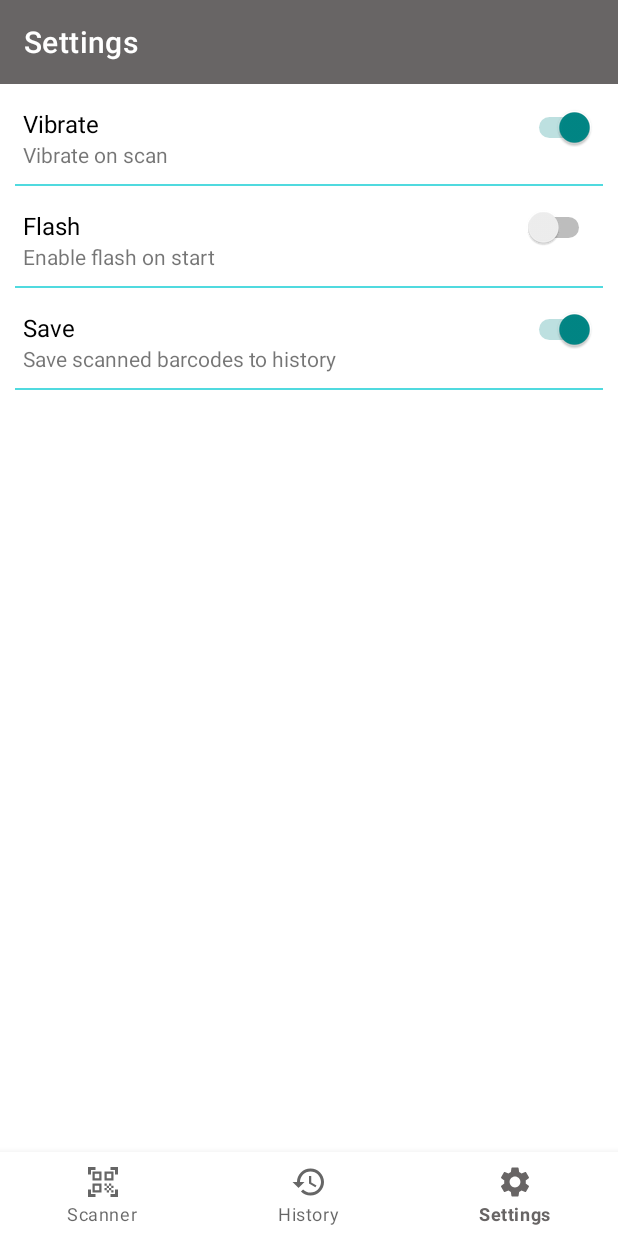
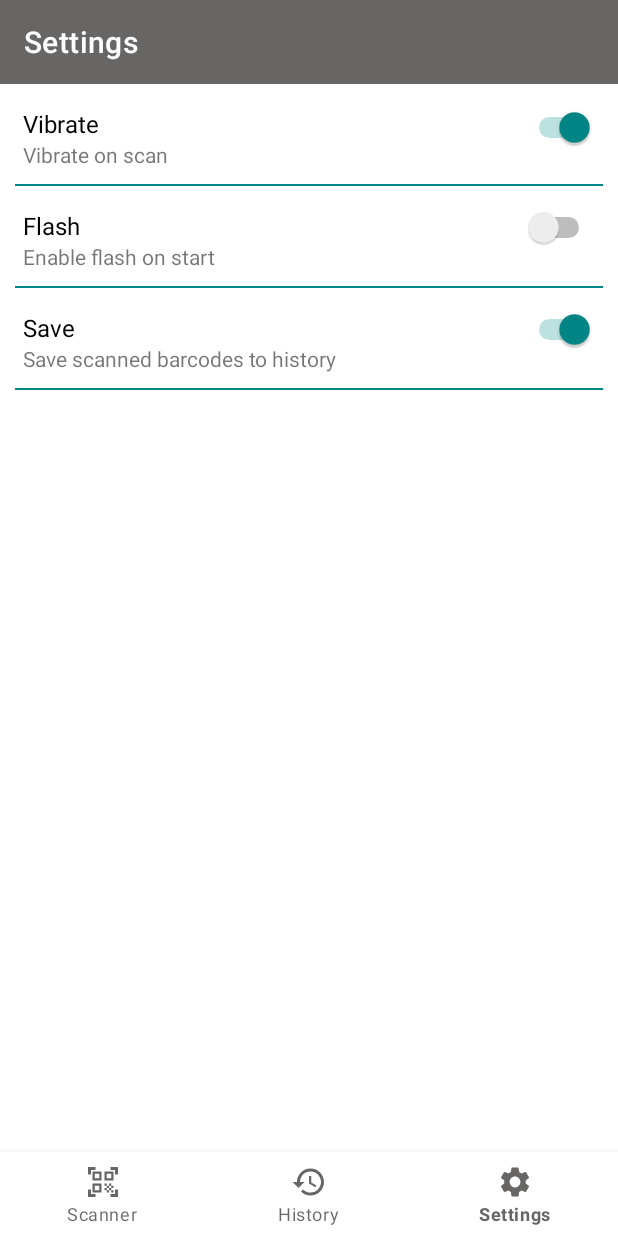
Before and after one commit to TOvchinnikova/Scandroid, an Android app: the screen it shows after launch (MainActivity), item 3 of the bottom bar chosen, on a phone screen of 412 x 824 dp. Run offline under Robolectric (Android 15) with nearby library versions, the phone set to English and light mode, and no system bars; our stand-ins replace Room's generated code; libraries missing offline, so code that uses them is left out: androidx.camera.core, androidx.camera.lifecycle, androidx.camera.view; 3 statements that could not run were skipped.

Commit message:
Changes in ui

```diff
--- a/app/src/main/res/layout/fragment_settings.xml
+++ b/app/src/main/res/layout/fragment_settings.xml
@@ -56,9 +56,7 @@
 
             <View
                 android:id="@+id/viewVibrate"
-                android:layout_width="match_parent"
-                android:layout_height="1dp"
-                android:background="@color/light_blue"
+                style="@style/LineViewStyle"
                 app:layout_constraintStart_toStartOf="parent"
                 app:layout_constraintEnd_toEndOf="parent"
                 app:layout_constraintTop_toBottomOf="@id/tvVibrateHint"
@@ -95,9 +93,7 @@
 
             <View
                 android:id="@+id/viewFlash"
-                android:layout_width="match_parent"
-                android:layout_height="1dp"
-                android:background="@color/light_blue"
+                style="@style/LineViewStyle"
                 app:layout_constraintStart_toStartOf="parent"
                 app:layout_constraintEnd_toEndOf="parent"
                 app:layout_constraintTop_toBottomOf="@id/tvFlashHint"
@@ -133,9 +129,7 @@
                 tools:ignore="UseSwitchCompatOrMaterialXml" />
 
             <View
-                android:layout_width="match_parent"
-                android:layout_height="1dp"
-                android:background="@color/light_blue"
+                style="@style/LineViewStyle"
                 app:layout_constraintStart_toStartOf="parent"
                 app:layout_constraintEnd_toEndOf="parent"
                 app:layout_constraintTop_toBottomOf="@id/tvSaveHint"
```
